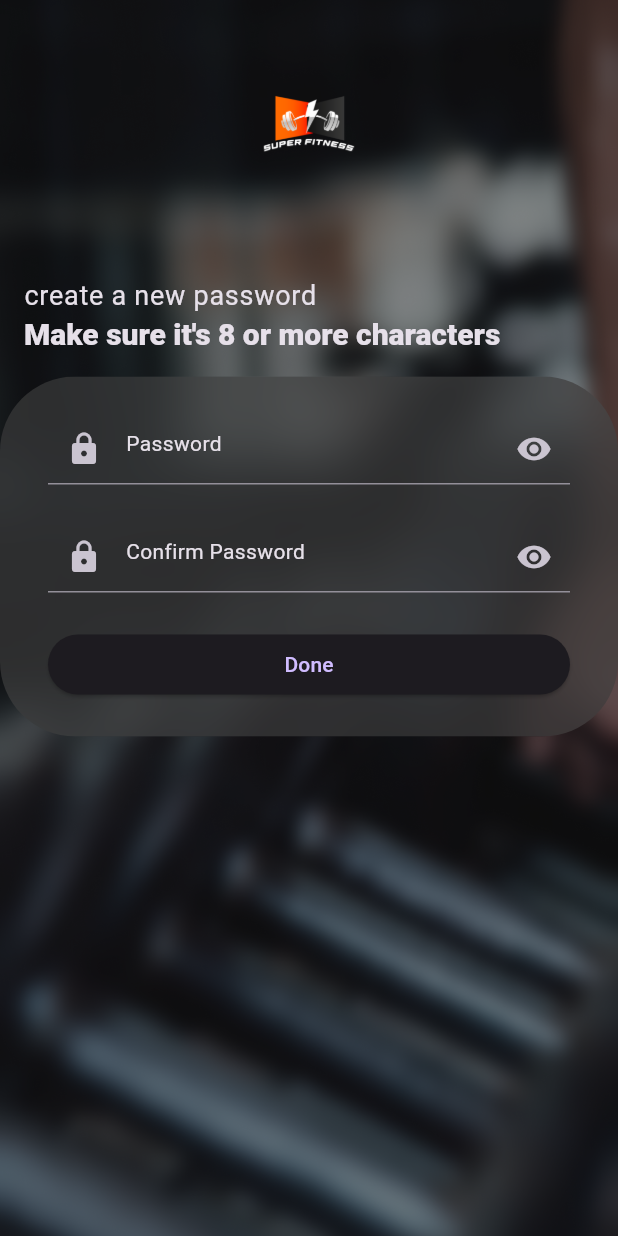
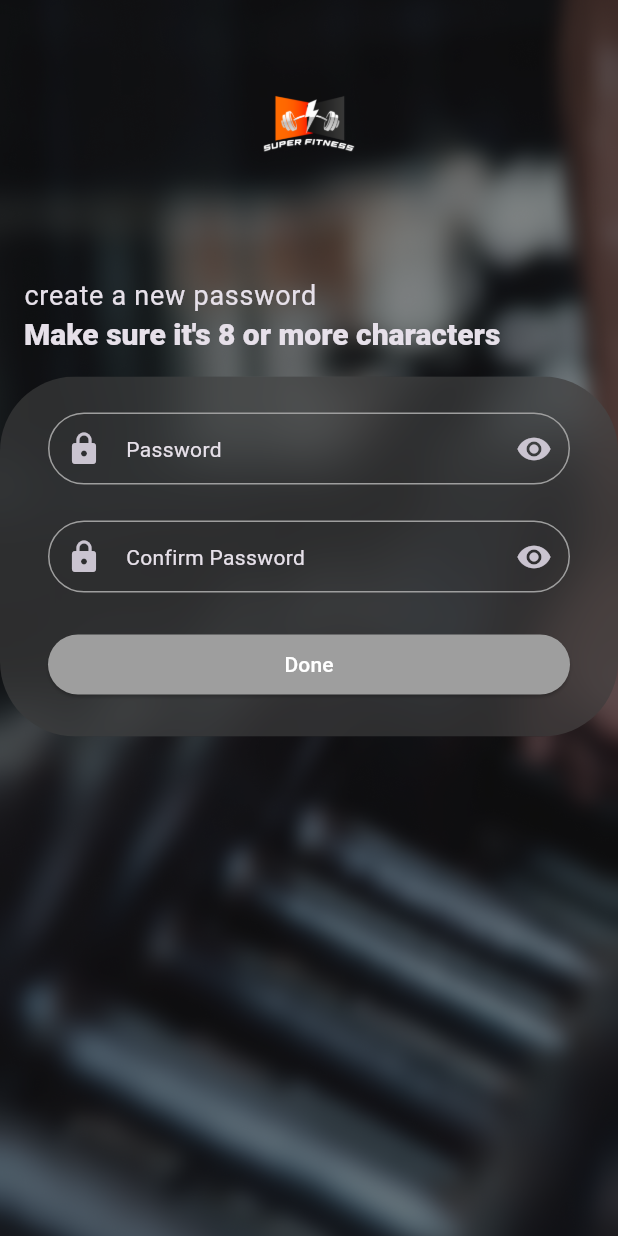
Before and after one commit to MarwanElsokary/fitness_app, a Flutter app: the ResetPasswordScreen screen opened directly with empty values, on a phone screen of 412 x 824 dp. Run offline on Flutter 3.47's test engine with Material 3 defaults, Android fonts, the phone set to English and light mode, and no system bars; our stand-ins replace animated_text_kit, bloc, dio, equatable, flutter_bloc, flutter_screenutil and 7 more; accounts and stored records are empty; generated files the repository leaves out were written again.

Commit message:
fix: colors in the 3 screens

```diff
--- a/lib/features/auth/presentation/otp_verification/view/widgets/otp_verification_form.dart
+++ b/lib/features/auth/presentation/otp_verification/view/widgets/otp_verification_form.dart
@@ -49,6 +49,11 @@ class OtpVerificationForm extends StatelessWidget {
                   onPressed: () {
                     viewModel.doIntent(OtpVerificationSendAction());
                   },
+                  style: ElevatedButton.styleFrom(
+                      backgroundColor: state.isValid == true
+                          ? Colors.deepOrange
+                          : Colors.grey,
+                    ),
                   child: state.baseState is BaseLoadingState
                       ? const SizedBox(
                           width: 10,
@@ -59,7 +64,7 @@ class OtpVerificationForm extends StatelessWidget {
                             ),
                           ),
                         )
-                      : Text("Verify"),
+                      : Text("Verify",style: TextStyle(color: Colors.white),),
                 );
               },
             ),
--- a/lib/features/auth/presentation/reset_password/view/reset_password_form.dart
+++ b/lib/features/auth/presentation/reset_password/view/reset_password_form.dart
@@ -25,6 +25,27 @@ class ResetPasswordForm extends StatelessWidget {
                   validator: (value) =>
                       viewModel.validator.validatePassword(value ?? ''),
                   decoration: InputDecoration(
+
+                  contentPadding: EdgeInsets.symmetric(
+                    horizontal: 13,
+                    vertical: 8,
+                  ),
+                  border: OutlineInputBorder(
+                    borderSide: BorderSide(color: Colors.grey),
+                    borderRadius: BorderRadius.circular(33.0),
+                  ),
+                  enabledBorder: OutlineInputBorder(
+                    borderSide: BorderSide(color: Colors.grey),
+                    borderRadius: BorderRadius.circular(33.0),
+                  ),
+                  focusedBorder: OutlineInputBorder(
+                    borderSide: BorderSide(color: Colors.grey),
+                    borderRadius: BorderRadius.circular(33.0),
+                  ),
+                  errorBorder: OutlineInputBorder(
+                    borderSide: BorderSide(color: Colors.red),
+                    borderRadius: BorderRadius.circular(12.0),
+                  ),
                     prefixIcon: const Icon(Icons.lock),
                     suffixIcon: IconButton(
                       icon: Icon(
@@ -52,6 +73,27 @@ class ResetPasswordForm extends StatelessWidget {
                         viewModel.newPasswordController.text,
                       ),
                   decoration: InputDecoration(
+
+                  contentPadding: EdgeInsets.symmetric(
+                    horizontal: 13,
+                    vertical: 8,
+                  ),
+                  border: OutlineInputBorder(
+                    borderSide: BorderSide(color: Colors.grey),
+                    borderRadius: BorderRadius.circular(33.0),
+                  ),
+                  enabledBorder: OutlineInputBorder(
+                    borderSide: BorderSide(color: Colors.grey),
+                    borderRadius: BorderRadius.circular(33.0),
+                  ),
+                  focusedBorder: OutlineInputBorder(
+                    borderSide: BorderSide(color: Colors.grey),
+                    borderRadius: BorderRadius.circular(33.0),
+                  ),
+                  errorBorder: OutlineInputBorder(
+                    borderSide: BorderSide(color: Colors.red),
+                    borderRadius: BorderRadius.circular(12.0),
+                  ),
                     prefixIcon: const Icon(Icons.lock),
                     suffixIcon: IconButton(
                       icon: Icon(
@@ -74,6 +116,11 @@ class ResetPasswordForm extends StatelessWidget {
                   onPressed: () {
                     viewModel.doIntent(ResetPasswordSendAction());
                   },
+                   style: ElevatedButton.styleFrom(
+                      backgroundColor: state.isValid == true
+                          ? Colors.deepOrange
+                          : Colors.grey,
+                    ),
                   child: state.baseState is BaseLoadingState
                       ? const SizedBox(
                           width: 10,
@@ -84,7 +131,7 @@ class ResetPasswordForm extends StatelessWidget {
                             ),
                           ),
                         )
-                      : Text("Done"),
+                      : Text("Done",style: TextStyle(color: Colors.white),),
                 );
               },
             ),
--- a/lib/features/auth/presentation/reset_password/view/reset_password_screen.dart
+++ b/lib/features/auth/presentation/reset_password/view/reset_password_screen.dart
@@ -1,5 +1,6 @@
 import 'package:fitness_app/core/base/base_state.dart';
 import 'package:fitness_app/core/di/di.dart';
+import 'package:fitness_app/core/route/app_routes.dart';
 import 'package:flutter/material.dart';
 import 'package:flutter_bloc/flutter_bloc.dart';
 import '../view_model/cubit/reset_password_cubit.dart';
@@ -41,7 +42,7 @@ class _ResetPasswordScreenState extends State<ResetPasswordScreen> {
                 content: Text("Reset Password Successfully"),
               ),
             );
-            // Navigator.pushReplacementNamed(context, AppRoutes.loginRoute);
+           Navigator.pushReplacementNamed(context, AppRoutes.navBar);
           }
           if (state.baseState is BaseErrorState) {
             // showToast(
```
